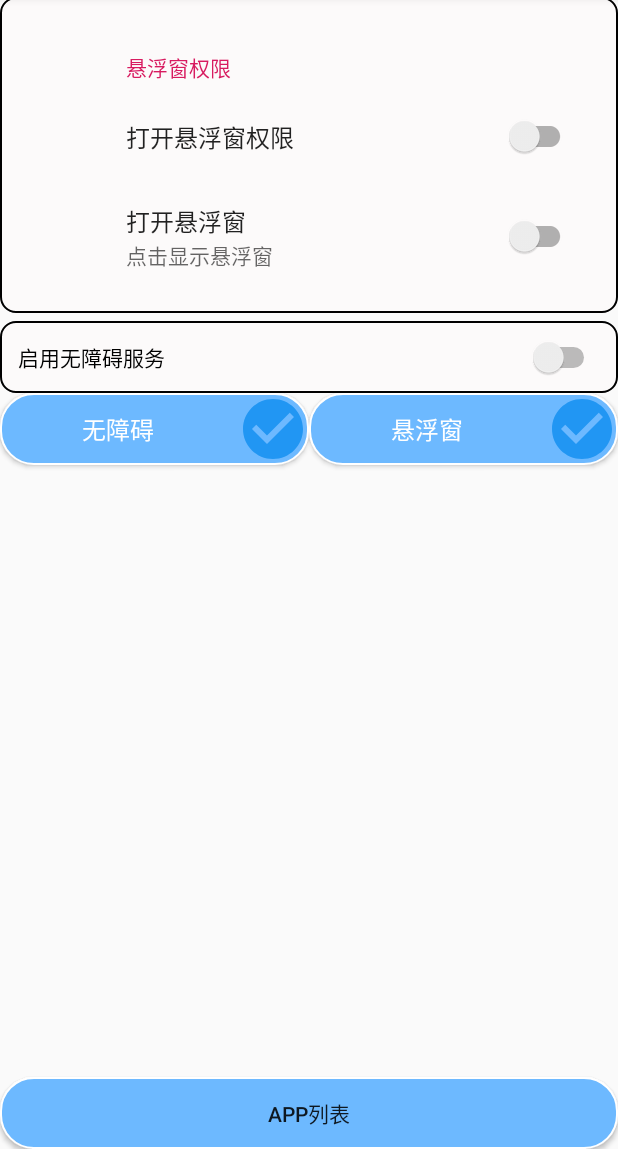
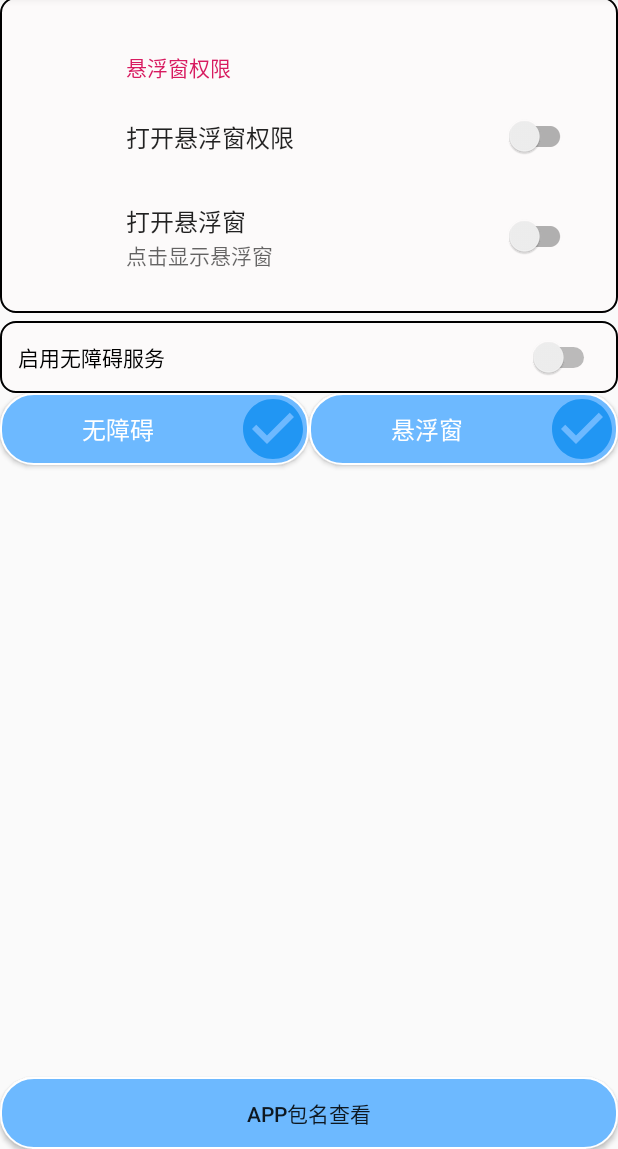
Before and after one commit to mamenglong/TopWho, an Android app: the screen it shows after launch (MainActivity), on a phone screen of 412 x 824 dp, the part 87-1236 px from its top. Run offline under Robolectric (Android 15) with nearby library versions, the phone set to English and light mode, and no system bars; our stand-ins replace androidx.preference; libraries missing offline, so code that uses them is left out: tyrantgit.explosionfield; 1 statement that could not run was skipped.

Commit message:
feat:添加图标

```diff
--- a/app/src/main/AndroidManifest.xml
+++ b/app/src/main/AndroidManifest.xml
@@ -11,7 +11,6 @@
             android:allowBackup="true"
             android:icon="@mipmap/ic_launcher"
             android:label="@string/app_name"
-            android:roundIcon="@mipmap/ic_launcher_round"
             android:supportsRtl="true"
             android:theme="@style/AppTheme"
             tools:ignore="GoogleAppIndexingWarning">
--- a/app/src/main/java/com/mml/topwho/receiver/NotificationActionReceiver.kt
+++ b/app/src/main/java/com/mml/topwho/receiver/NotificationActionReceiver.kt
@@ -75,7 +75,7 @@ class NotificationActionReceiver : BroadcastReceiver() {
                         context.getString(R.string.app_name)
                     )
                 )
-                .setSmallIcon(R.drawable.ic_launcher_background)
+                .setSmallIcon(R.mipmap.ic_launcher)
                 .setContentText(context.getString(R.string.touch_to_open))
                 .setColor(-0x1dea20)
                 .setVisibility(NotificationCompat.VISIBILITY_SECRET)
--- a/app/src/main/res/drawable/ic_launcher_background.xml
+++ /dev/null
@@ -1,74 +0,0 @@
-<?xml version="1.0" encoding="utf-8"?>
-<vector
-        xmlns:android="http://schemas.android.com/apk/res/android"
-        android:height="108dp"
-        android:width="108dp"
-        android:viewportHeight="108"
-        android:viewportWidth="108">
-    <path android:fillColor="#008577"
-          android:pathData="M0,0h108v108h-108z"/>
-    <path android:fillColor="#00000000" android:pathData="M9,0L9,108"
-          android:strokeColor="#33FFFFFF" android:strokeWidth="0.8"/>
-    <path android:fillColor="#00000000" android:pathData="M19,0L19,108"
-          android:strokeColor="#33FFFFFF" android:strokeWidth="0.8"/>
-    <path android:fillColor="#00000000" android:pathData="M29,0L29,108"
-          android:strokeColor="#33FFFFFF" android:strokeWidth="0.8"/>
-    <path android:fillColor="#00000000" android:pathData="M39,0L39,108"
-          android:strokeColor="#33FFFFFF" android:strokeWidth="0.8"/>
-    <path android:fillColor="#00000000" android:pathData="M49,0L49,108"
-          android:strokeColor="#33FFFFFF" android:strokeWidth="0.8"/>
-    <path android:fillColor="#00000000" android:pathData="M59,0L59,108"
-          android:strokeColor="#33FFFFFF" android:strokeWidth="0.8"/>
-    <path android:fillColor="#00000000" android:pathData="M69,0L69,108"
-          android:strokeColor="#33FFFFFF" android:strokeWidth="0.8"/>
-    <path android:fillColor="#00000000" android:pathData="M79,0L79,108"
-          android:strokeColor="#33FFFFFF" android:strokeWidth="0.8"/>
-    <path android:fillColor="#00000000" android:pathData="M89,0L89,108"
-          android:strokeColor="#33FFFFFF" android:strokeWidth="0.8"/>
-    <path android:fillColor="#00000000" android:pathData="M99,0L99,108"
-          android:strokeColor="#33FFFFFF" android:strokeWidth="0.8"/>
-    <path android:fillColor="#00000000" android:pathData="M0,9L108,9"
-          android:strokeColor="#33FFFFFF" android:strokeWidth="0.8"/>
-    <path android:fillColor="#00000000" android:pathData="M0,19L108,19"
-          android:strokeColor="#33FFFFFF" android:strokeWidth="0.8"/>
-    <path android:fillColor="#00000000" android:pathData="M0,29L108,29"
-          android:strokeColor="#33FFFFFF" android:strokeWidth="0.8"/>
-    <path android:fillColor="#00000000" android:pathData="M0,39L108,39"
-          android:strokeColor="#33FFFFFF" android:strokeWidth="0.8"/>
-    <path android:fillColor="#00000000" android:pathData="M0,49L108,49"
-          android:strokeColor="#33FFFFFF" android:strokeWidth="0.8"/>
-    <path android:fillColor="#00000000" android:pathData="M0,59L108,59"
-          android:strokeColor="#33FFFFFF" android:strokeWidth="0.8"/>
-    <path android:fillColor="#00000000" android:pathData="M0,69L108,69"
-          android:strokeColor="#33FFFFFF" android:strokeWidth="0.8"/>
-    <path android:fillColor="#00000000" android:pathData="M0,79L108,79"
-          android:strokeColor="#33FFFFFF" android:strokeWidth="0.8"/>
-    <path android:fillColor="#00000000" android:pathData="M0,89L108,89"
-          android:strokeColor="#33FFFFFF" android:strokeWidth="0.8"/>
-    <path android:fillColor="#00000000" android:pathData="M0,99L108,99"
-          android:strokeColor="#33FFFFFF" android:strokeWidth="0.8"/>
-    <path android:fillColor="#00000000" android:pathData="M19,29L89,29"
-          android:strokeColor="#33FFFFFF" android:strokeWidth="0.8"/>
-    <path android:fillColor="#00000000" android:pathData="M19,39L89,39"
-          android:strokeColor="#33FFFFFF" android:strokeWidth="0.8"/>
-    <path android:fillColor="#00000000" android:pathData="M19,49L89,49"
-          android:strokeColor="#33FFFFFF" android:strokeWidth="0.8"/>
-    <path android:fillColor="#00000000" android:pathData="M19,59L89,59"
-          android:strokeColor="#33FFFFFF" android:strokeWidth="0.8"/>
-    <path android:fillColor="#00000000" android:pathData="M19,69L89,69"
-          android:strokeColor="#33FFFFFF" android:strokeWidth="0.8"/>
-    <path android:fillColor="#00000000" android:pathData="M19,79L89,79"
-          android:strokeColor="#33FFFFFF" android:strokeWidth="0.8"/>
-    <path android:fillColor="#00000000" android:pathData="M29,19L29,89"
-          android:strokeColor="#33FFFFFF" android:strokeWidth="0.8"/>
-    <path android:fillColor="#00000000" android:pathData="M39,19L39,89"
-          android:strokeColor="#33FFFFFF" android:strokeWidth="0.8"/>
-    <path android:fillColor="#00000000" android:pathData="M49,19L49,89"
-          android:strokeColor="#33FFFFFF" android:strokeWidth="0.8"/>
-    <path android:fillColor="#00000000" android:pathData="M59,19L59,89"
-          android:strokeColor="#33FFFFFF" android:strokeWidth="0.8"/>
-    <path android:fillColor="#00000000" android:pathData="M69,19L69,89"
-          android:strokeColor="#33FFFFFF" android:strokeWidth="0.8"/>
-    <path android:fillColor="#00000000" android:pathData="M79,19L79,89"
-          android:strokeColor="#33FFFFFF" android:strokeWidth="0.8"/>
-</vector>
--- a/app/src/main/res/layout/activity_main.xml
+++ b/app/src/main/res/layout/activity_main.xml
@@ -60,7 +60,7 @@
             android:text="悬浮窗"/>
     <Button android:layout_width="match_parent"
             android:id="@+id/app_list"
-            android:text="APP列表"
+            android:text="APP包名查看"
             android:background="@drawable/btn_bg"
             app:layout_constraintBottom_toBottomOf="parent"
             android:layout_height="wrap_content"/>
--- a/app/src/main/res/mipmap-anydpi-v26/ic_launcher.xml
+++ /dev/null
@@ -1,5 +0,0 @@
-<?xml version="1.0" encoding="utf-8"?>
-<adaptive-icon xmlns:android="http://schemas.android.com/apk/res/android">
-    <background android:drawable="@drawable/ic_launcher_background"/>
-    <foreground android:drawable="@drawable/ic_launcher_foreground"/>
-</adaptive-icon>
--- a/app/src/main/res/mipmap-anydpi-v26/ic_launcher_round.xml
+++ /dev/null
@@ -1,5 +0,0 @@
-<?xml version="1.0" encoding="utf-8"?>
-<adaptive-icon xmlns:android="http://schemas.android.com/apk/res/android">
-    <background android:drawable="@drawable/ic_launcher_background"/>
-    <foreground android:drawable="@drawable/ic_launcher_foreground"/>
-</adaptive-icon>
--- a/build.gradle
+++ b/build.gradle
@@ -8,7 +8,7 @@ buildscript {
 
     }
     dependencies {
-        classpath 'com.android.tools.build:gradle:3.4.2'
+        classpath 'com.android.tools.build:gradle:3.5.0'
         classpath "org.jetbrains.kotlin:kotlin-gradle-plugin:$kotlin_version"
         // NOTE: Do not place your application dependencies here; they belong
         // in the individual module build.gradle files
```
Also changed, not shown: app/src/main/ic_launcher-web.png (added), app/src/main/res/mipmap-hdpi/ic_launcher.png, app/src/main/res/mipmap-hdpi/ic_launcher_round.png (deleted), app/src/main/res/mipmap-mdpi/ic_launcher.png, app/src/main/res/mipmap-mdpi/ic_launcher_round.png (deleted), app/src/main/res/mipmap-xhdpi/ic_launcher.png, app/src/main/res/mipmap-xhdpi/ic_launcher_round.png (deleted), app/src/main/res/mipmap-xxhdpi/ic_launcher.png, app/src/main/res/mipmap-xxhdpi/ic_launcher_round.png (deleted), app/src/main/res/mipmap-xxxhdpi/ic_launcher.png, app/src/main/res/mipmap-xxxhdpi/ic_launcher_round.png (deleted), gradle/wrapper/gradle-wrapper.properties, 2 other files.
